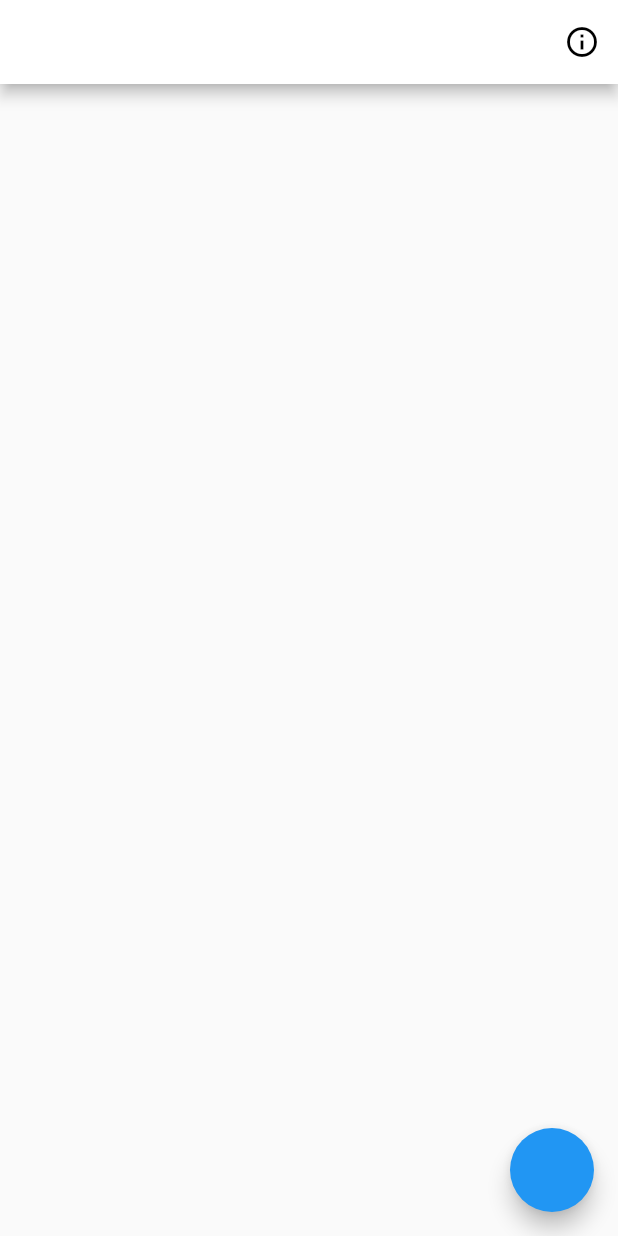
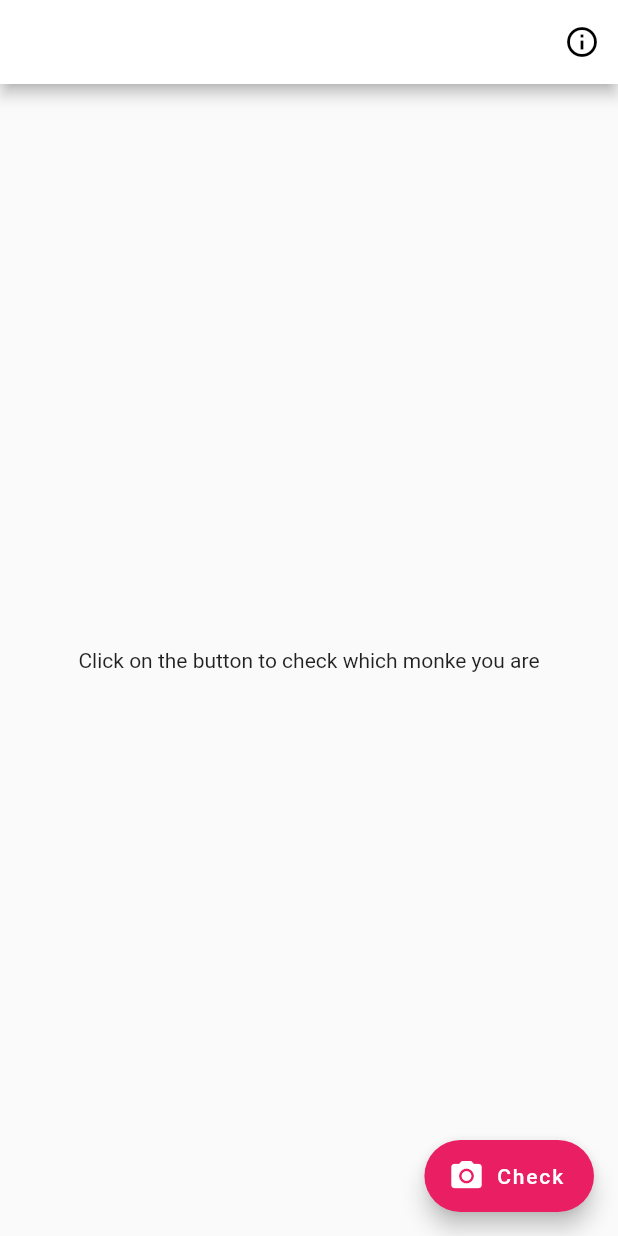
Before and after one commit to ritwikgoel/monke, a Flutter app: the screen it shows after launch, on a phone screen of 412 x 824 dp. Run offline on Flutter 3.47's test engine with Material 2 defaults, Android fonts, the phone set to English and light mode, and no system bars; our stand-ins replace camera.

Commit message:
feat:Better UI

```diff
--- a/monke_app/lib/main.dart
+++ b/monke_app/lib/main.dart
@@ -1,5 +1,6 @@
 import 'package:flutter/material.dart';
 import 'info.dart';
+import 'package:camera/camera.dart';
 
 void main() {
   runApp(MaterialApp(
@@ -29,10 +30,17 @@ class Home extends StatelessWidget {
           )
         ],
       ),
-      floatingActionButton: FloatingActionButton(onPressed: () {
-        counter++;
-        print(counter);
-      }),
+      body: Center(
+        child: Text("Click on the button to check which monke you are"),
+      ),
+      floatingActionButton: FloatingActionButton.extended(
+        onPressed: () {
+          // Add your onPressed code here!
+        },
+        label: Text('Check'),
+        icon: Icon(Icons.camera_alt),
+        backgroundColor: Colors.pink,
+      ),
     );
   }
 }
```
